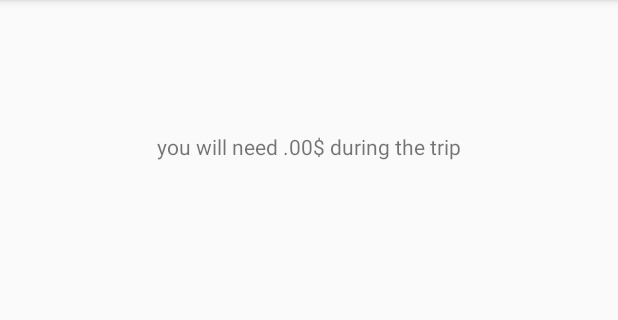
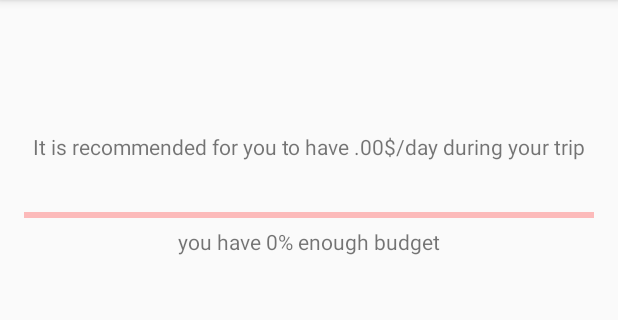
Before and after one commit to tafani/Trence, an Android app: the Budget screen opened directly, with no data from a screen before it, on a phone screen of 412 x 824 dp, the part 84-404 px from its top. Run offline under Robolectric (Android 15) with nearby library versions, the light colour scheme and no system bars; 6 statements that could not run were skipped.

Commit message:
budget counting and progress bar

```diff
--- a/app/src/main/AndroidManifest.xml
+++ b/app/src/main/AndroidManifest.xml
@@ -4,7 +4,7 @@
 
     <application
         android:allowBackup="true"
-        android:icon="@mipmap/ic_launcher"
+        android:icon="@drawable/logo"
         android:label="@string/app_name"
         android:supportsRtl="true"
         android:theme="@style/AppTheme">
--- a/app/src/main/java/ba/edu/ibu/myapplication/Budget.java
+++ b/app/src/main/java/ba/edu/ibu/myapplication/Budget.java
@@ -1,12 +1,19 @@
 package ba.edu.ibu.myapplication;
 
 import android.content.Intent;
+import android.graphics.PorterDuff;
 import android.support.v7.app.AppCompatActivity;
 import android.os.Bundle;
+import android.widget.ProgressBar;
 import android.widget.TextView;
 
 import java.text.DecimalFormat;
 import java.text.NumberFormat;
+
+import static android.graphics.Color.BLUE;
+import static android.graphics.Color.GREEN;
+import static android.graphics.Color.RED;
+import static android.graphics.Color.YELLOW;
 
 public class Budget extends AppCompatActivity {
 
@@ -14,6 +21,7 @@ public class Budget extends AppCompatActivity {
     static String[] resto;
     static String[] groce;
     static String[] coli;
+    ProgressBar prg;
     @Override
     protected void onCreate(Bundle savedInstanceState) {
         super.onCreate(savedInstanceState);
@@ -22,6 +30,7 @@ public class Budget extends AppCompatActivity {
         String dest =  getdata.getString("city");
         int budget = getdata.getInt("budget");
         int days = getdata.getInt("days");
+        prg = (ProgressBar)findViewById(R.id.progressBar2);
 
         cities = getResources().getStringArray(R.array.City);
         coli = getResources().getStringArray(R.array.coli);
@@ -29,10 +38,17 @@ public class Budget extends AppCompatActivity {
         groce = getResources().getStringArray(R.array.groceries);
         int idx = indexOf(dest);
 
-        double p = calculate(days, idx);
+        double p = calculate(idx);
+        int pr = (int) (budget/p/days * 100);
+        toProgress(pr);
+        TextView pri = (TextView)findViewById(R.id.persent);
+        pri.setText("you have "+pr +"% enough budget");
         TextView price = (TextView)findViewById(R.id.Budget);
         NumberFormat numberFormat = new DecimalFormat("#,###.00");
-        price.setText("you will need " + numberFormat.format(p) + "$ during the trip" );
+        if (price != null) {
+            price.setText("It is recommended for you to have " + numberFormat.format(p) + "$/day during your trip" );
+        }
+
     }
 
     int indexOf(String city) {
@@ -44,14 +60,23 @@ public class Budget extends AppCompatActivity {
         return -1;
     }
 
-    double calculate(int days, int idx){
+    void toProgress(int pr){
+        prg.setProgress(pr);
+        if(pr<40){ prg.getProgressDrawable().setColorFilter(RED, PorterDuff.Mode.SRC_IN);}
+        else
+        if(pr<80){  prg.getProgressDrawable().setColorFilter(YELLOW, PorterDuff.Mode.SRC_IN);}
+        else
+        { prg.getProgressDrawable().setColorFilter(GREEN, PorterDuff.Mode.SRC_IN);}
+    }
+
+    double calculate( int idx){
         double restoPrice = Double.parseDouble(resto[idx]);
         double grocePrice = Double.parseDouble(groce[idx]);
         double coliNum = Double.parseDouble(coli[idx]);
 
-        double meal = days * 3 * (18 * restoPrice / 100);
-        double stay = days * ( 150 * coliNum / 100 );
-        double snack = days * ( (2.23*5 * grocePrice/100)+(4.25*2*grocePrice/100)+(12*grocePrice/100) );
+        double meal =  3 * (18 * restoPrice / 100);
+        double stay =  ( 150 * coliNum / 100 );
+        double snack =  ( (2.23*5* grocePrice/100)+(4.25*2*grocePrice/100)+(12*grocePrice/100) );
         return (meal+stay+snack) ;
     }
 }
--- a/app/src/main/res/layout/activity_budget.xml
+++ b/app/src/main/res/layout/activity_budget.xml
@@ -17,4 +17,22 @@
         android:layout_centerHorizontal="true"
         android:layout_marginTop="72dp"
         android:id="@+id/Budget" />
+
+    <ProgressBar
+        style="?android:attr/progressBarStyleHorizontal"
+        android:layout_width="match_parent"
+        android:layout_height="wrap_content"
+        android:id="@+id/progressBar2"
+        android:layout_below="@+id/Budget"
+        android:layout_alignParentLeft="true"
+        android:layout_alignParentStart="true"
+        android:layout_marginTop="28dp" />
+
+    <TextView
+        android:layout_width="wrap_content"
+        android:layout_height="wrap_content"
+        android:layout_below="@+id/progressBar2"
+        android:layout_centerHorizontal="true"
+        android:id="@+id/persent" />
+
 </RelativeLayout>
--- a/app/src/main/res/values/colors.xml
+++ b/app/src/main/res/values/colors.xml
@@ -2,6 +2,6 @@
 <resources>
     <color name="colorPrimary">#3F51B5</color>
     <color name="colorPrimaryDark">#303F9F</color>
-    <color name="colorAccent">#FF4081</color>
-    <color name="blackAlpha">#80FFFFFF</color>
+    <color name="colorAccent">#803F51B5</color>
+    <color name="blackAlpha">#80c1b8b8</color>
 </resources>
```
Also changed, not shown: app/src/main/java/ba/edu/ibu/myapplication/Starting.java (+16 -1 lines), app/src/main/res/drawable/logo.PNG (added).
